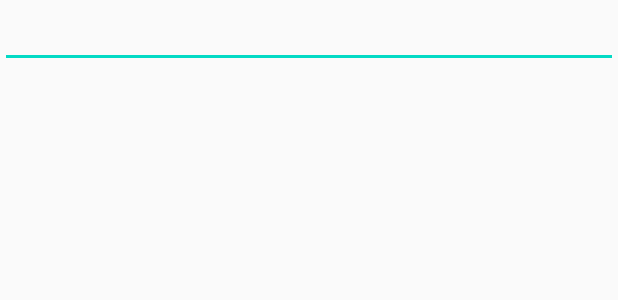
After one commit to Pratishtha123/ToDo-List-app, an Android app: the layout dialog_dashboard.xml on its own in the app's theme, with its tools: preview values and no code run, on a phone screen of 412 x 824 dp. The commit adds this screen. Shown: the top 300 px of the screen. Run offline under Robolectric (Android 15) with nearby library versions, the phone set to English and light mode, and no system bars.

Commit message:
dashboard activity created

```diff
--- /dev/null
+++ b/app/src/main/res/layout/dialog_dashboard.xml
@@ -0,0 +1,10 @@
+<?xml version="1.0" encoding="utf-8"?>
+<RelativeLayout xmlns:android="http://schemas.android.com/apk/res/android"
+    android:layout_width="match_parent" android:layout_height="match_parent">
+
+    <EditText
+        android:id="@+id/ev_todo"
+        android:layout_width="match_parent"
+        android:layout_height="wrap_content"/>
+
+</RelativeLayout>
```
Also changed, not shown: app/src/main/java/com/paru/todo/DashboardActivity.kt (+71 -0 lines).
